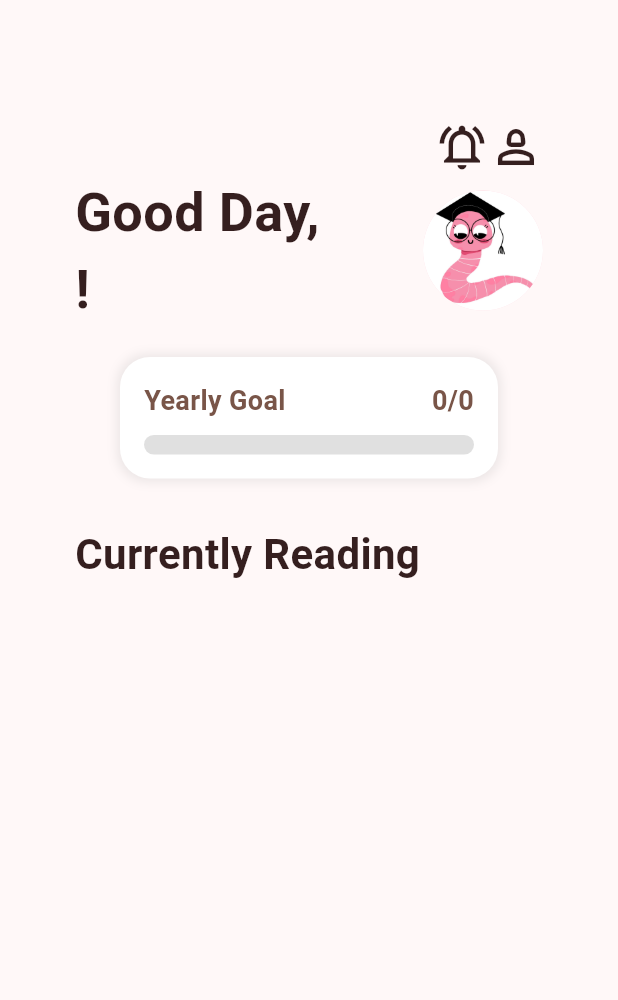
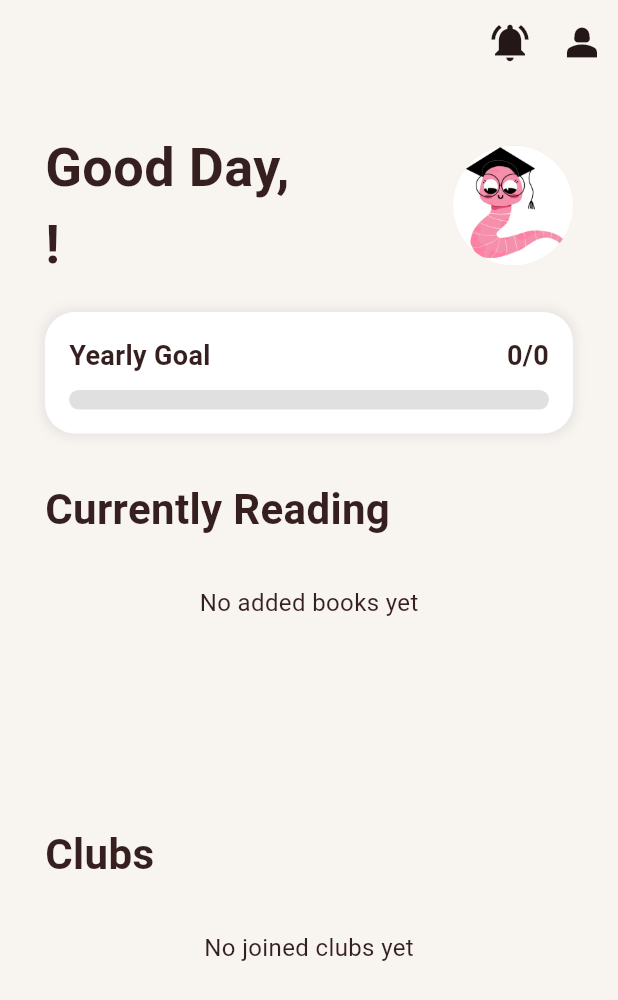
Before and after one commit to reemalsudairi/Folio, a Flutter app: the HomeContent screen opened directly with empty values, on a phone screen of 412 x 824 dp. Shown: the top 1000 px of the screen. Run offline on Flutter 3.47's test engine with Material 3 defaults, Android fonts, the phone set to English and light mode, and no system bars; our stand-ins replace cloud_firestore, firebase_auth, firebase_core, firebase_storage, image_picker; accounts and stored records are empty.

Commit message:
Homepage completed

```diff
--- a/folio/lib/screens/homePage.dart
+++ b/folio/lib/screens/homePage.dart
@@ -3,7 +3,8 @@ import 'package:firebase_auth/firebase_auth.dart';
 import 'package:flutter/material.dart';
 import 'package:folio/screens/Profile/profile.dart'; // Import ProfilePage
 import 'package:folio/screens/categories_page.dart'; // Import CategoriesPage
-import 'package:folio/screens/edit_profile.dart'; // Import for EditProfilePage
+import 'package:folio/screens/edit_profile.dart';
+import 'package:folio/screens/settings.dart'; // Import for EditProfilePage
 
 class HomePage extends StatefulWidget {
   const HomePage({super.key, required String userId});
@@ -38,7 +39,7 @@ class _HomePageState extends State<HomePage> {
       setState(() {
         _name = userData['name'] ?? '';
         _profilePhotoUrl = userData['profilePhoto'] ?? '';
-        _booksGoal = userData['booksGoal'] ?? 0;
+        _booksGoal = userData['books'] ?? 0;
         _booksRead = userData['booksRead'] ?? 0; // Ensure this matches Firestore fields
         _initializePages();
       });
@@ -58,8 +59,7 @@ class _HomePageState extends State<HomePage> {
       ),
       const CategoriesPage(),
       const LibraryPage(),
-      ProfilePage(), // Pass the update method to ProfilePage
-    ];
+ProfilePage(onEdit: _fetchUserData),    ];
   }
 
   // Update the index when a tab is selected
@@ -147,20 +147,41 @@ class HomeContent extends StatelessWidget {
 
   @override
   Widget build(BuildContext context) {
-    return SingleChildScrollView(
-      child: Padding(
-        padding: const EdgeInsets.all(50.0),
+    return Scaffold(
+            backgroundColor: const Color(0xFFF8F5F1),
+       appBar: PreferredSize(
+  preferredSize: const Size(412, 56),
+  child: AppBar(
+    backgroundColor: const Color(0xFFF8F5F1),
+    elevation: 0,
+    // Remove the leading back button
+    automaticallyImplyLeading: false,
+    actions: [
+      IconButton(
+        icon: const Icon(Icons.notifications_active, color: Color.fromARGB(255, 35, 23, 23), size: 30,),
+        onPressed: () {
+          Navigator.push(
+            context,
+            MaterialPageRoute(builder: (context) => const SettingsPage()),
+          );
+        },      ),
+      IconButton(
+        icon: const Icon(Icons.person_2, color: Color.fromARGB(255, 35, 23, 23), size: 30,),
+        onPressed: () {
+          Navigator.push(
+            context,
+            MaterialPageRoute(builder: (context) => const SettingsPage()),
+          );
+        },
+      ),
+    ],
+  ),
+),
+body: Padding(
+  padding: const EdgeInsets.all(30.0),
   child: Column(
     crossAxisAlignment: CrossAxisAlignment.start,
     children: [
-            const SizedBox(height: 30),
-            const Row(
-              mainAxisAlignment: MainAxisAlignment.end,
-              children: [
-                Icon(Icons.notifications_active_outlined, size: 36, color: Color.fromARGB(255, 53, 31, 31)),
-                Icon(Icons.person_2_outlined, size: 36, color: Color.fromARGB(255, 53, 31, 31)),
-              ],
-            ),
       Row(
         mainAxisAlignment: MainAxisAlignment.spaceBetween,
         children: [
@@ -192,8 +213,59 @@ class HomeContent extends StatelessWidget {
         ),
       ),
       const SizedBox(height: 15),
-            // Add your Currently Reading section here
+      // Currently Reading section
+      _buildCurrentlyReadingSection(),
+      const SizedBox(height: 120),
+      const Text(
+        'Clubs',
+        style: TextStyle(
+          fontSize: 28,
+          fontWeight: FontWeight.bold,
+          color: Color.fromARGB(255, 53, 31, 31),
+        ),
+      ),
+      const SizedBox(height: 15),
+      // Clubs section
+      _buildClubsSection(),
     ],
+  ),
+),
+    );
+  }
+
+  Widget _buildCurrentlyReadingSection() {
+  return Container(
+    padding: const EdgeInsets.all(16),
+    decoration: BoxDecoration(
+      color: const Color(0xFFF8F5F1),
+      borderRadius: BorderRadius.circular(20),
+    ),
+    child: const Center(
+      child: Text(
+        'No added books yet',
+        style: TextStyle(
+          fontSize: 16,
+          color: Color.fromARGB(255, 53, 31, 31),
+        ),
+      ),
+    ),
+  );
+}
+
+Widget _buildClubsSection() {
+  return Container(
+    padding: const EdgeInsets.all(16),
+    decoration: BoxDecoration(
+      color: const Color(0xFFF8F5F1),
+      borderRadius: BorderRadius.circular(20),
+    ),
+    child: const Center(
+      child: Text(
+        'No joined clubs yet',
+        style: TextStyle(
+          fontSize: 16,
+          color: Color.fromARGB(255, 53, 31, 31),
+        ),
       ),
     ),
   );
@@ -203,7 +275,6 @@ class HomeContent extends StatelessWidget {
   Widget _buildYearlyGoal() {
     return Container(
       padding: const EdgeInsets.all(16),
-      margin: const EdgeInsets.symmetric(horizontal: 30),
       decoration: BoxDecoration(
         color: Colors.white,
         borderRadius: BorderRadius.circular(20),
@@ -225,7 +296,7 @@ class HomeContent extends StatelessWidget {
                 style: TextStyle(
                   fontSize: 18,
                   fontWeight: FontWeight.bold,
-                  color: Colors.brown,
+                  color: Color.fromARGB(255, 53, 31, 31),
                 ),
               ),
               Text(
@@ -233,7 +304,7 @@ class HomeContent extends StatelessWidget {
                 style: const TextStyle(
                   fontSize: 18,
                   fontWeight: FontWeight.bold,
-                  color: Colors.brown,
+                  color: Color.fromARGB(255, 53, 31, 31),
                 ),
               ),
             ],
```
Also changed, not shown: folio/lib/screens/Profile/profile.dart (+8 -5 lines), folio/lib/screens/ProfileSetup.dart (+46 -42 lines). Lines whose indentation alone changed are shown as unchanged.
